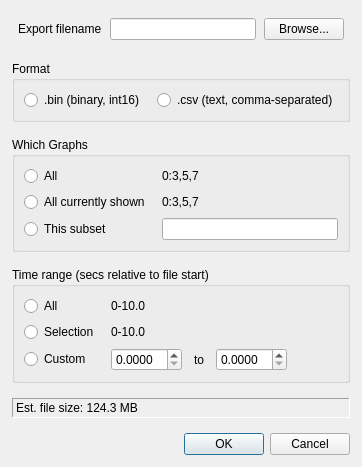
This is Forms/ExportDialog.ui in billkarsh/SpikeGLX as Qt 5 draws it before an edit. The edited form follows.
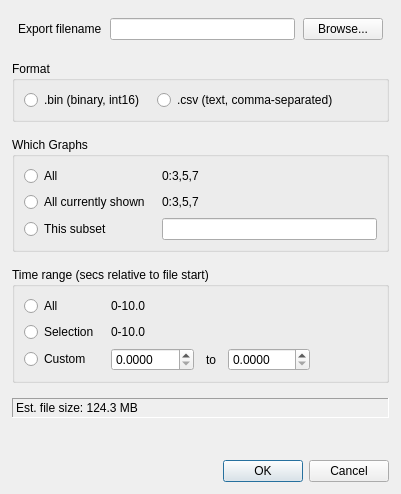
This is the edited form.

What changed in the file:
```diff
--- a/Forms/ExportDialog.ui
+++ b/Forms/ExportDialog.ui
@@ -9,8 +9,8 @@
    <rect>
     <x>0</x>
     <y>0</y>
-    <width>348</width>
-    <height>455</height>
+    <width>401</width>
+    <height>494</height>
    </rect>
   </property>
   <property name="windowTitle">
```
Left out of the diff: 26 changed lines with no effect on the pictures.
